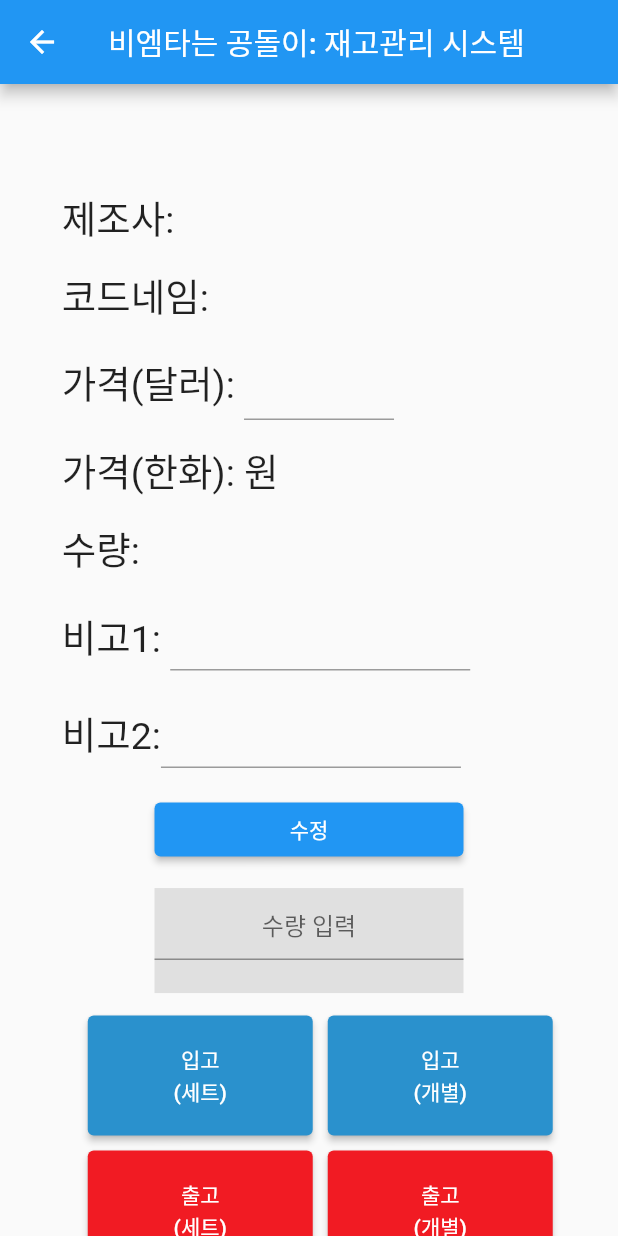
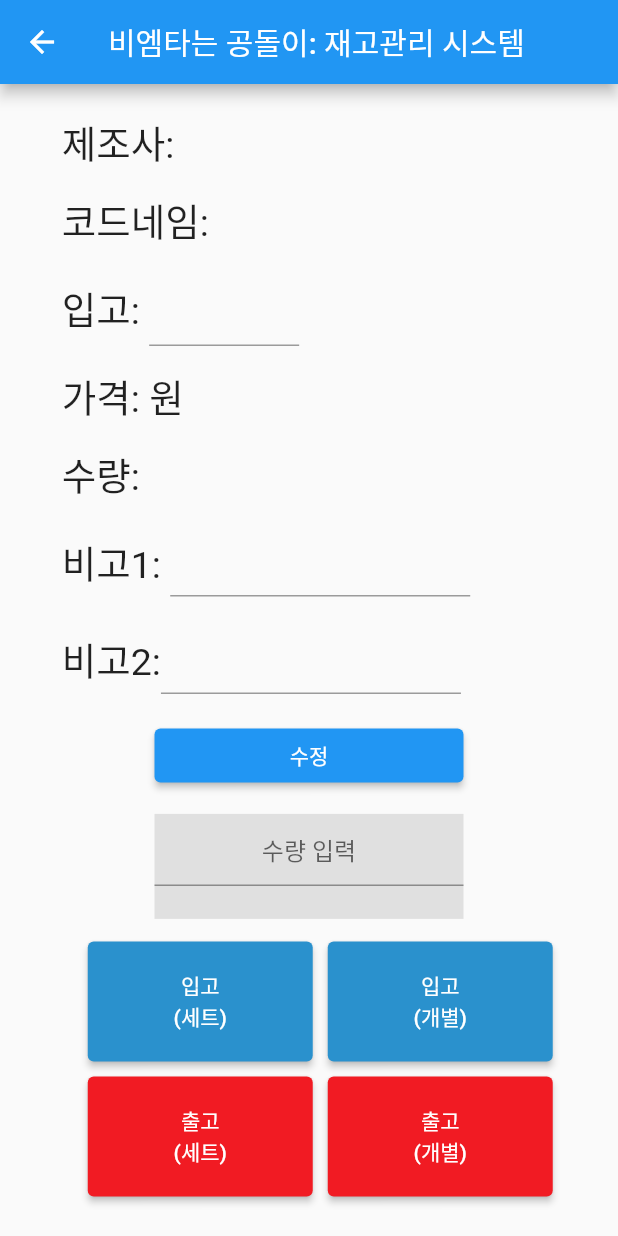
Before and after one commit to doksuri761/lcqm, a Flutter app: the InfoScreen screen opened directly, on a phone screen of 412 x 824 dp. Run offline on Flutter 3.47's test engine with Material 2 defaults, Android fonts, the phone set to English and light mode, and no system bars; our stand-ins replace camera, device_info, dio, file_picker, firebase_core, firebase_storage and 4 more; missing offline and left inert: qrscan; accounts and stored records are empty; network calls fail; Roboto replaces fonts that are missing (gamjaflower).

```diff
--- a/lib/info_screen.dart
+++ b/lib/info_screen.dart
@@ -47,7 +47,7 @@ class _InfoScreenState extends State<InfoScreen> {
                   mainAxisAlignment: MainAxisAlignment.center,
                   children: [
                     SizedBox(
-                      height: MediaQuery.of(context).size.height * 0.085,
+                      height: MediaQuery.of(context).size.height * 0.025,
                     ),
                     Row(
                       mainAxisAlignment: MainAxisAlignment.start,
@@ -74,7 +74,7 @@ class _InfoScreenState extends State<InfoScreen> {
                         ),
                         Text(
                           codename.toString(),
-                          style: const TextStyle(fontSize: 25),
+                          style: const TextStyle(fontSize: 20),
                         )
                       ],
                     ),
@@ -85,7 +85,7 @@ class _InfoScreenState extends State<InfoScreen> {
                       mainAxisAlignment: MainAxisAlignment.start,
                       children: [
                         const Text(
-                          "가격(달러): ",
+                          "입고: ",
                           style: TextStyle(fontSize: 25),
                         ),
                         SizedBox(
@@ -105,7 +105,7 @@ class _InfoScreenState extends State<InfoScreen> {
                       mainAxisAlignment: MainAxisAlignment.start,
                       children: [
                         const Text(
-                          "가격(한화): ",
+                          "가격: ",
                           style: TextStyle(fontSize: 25),
                         ),
                         Text(
--- a/lib/main.dart
+++ b/lib/main.dart
@@ -22,7 +22,7 @@ const double width = 0.60;
 void islogin() async {
   await Hive.initFlutter();
   var box = await Hive.openBox('auth');
-  if (box.get("auth", defaultValue: "") == "") {
+  if (box.get("auth", defaultValue: "test") == "") {
     runApp(const LoginScreen());
   } else {
     runApp(const MyApp());
```
Also changed, not shown: pubspec.lock, 1 other file.
